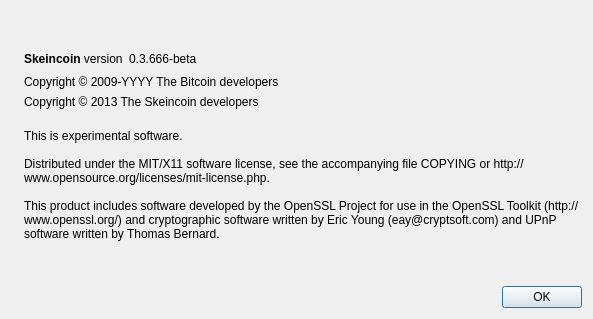
First picture: the form in src/qt/forms/aboutdialog.ui, repository xedoscoin/xedoscoin, before the edit.
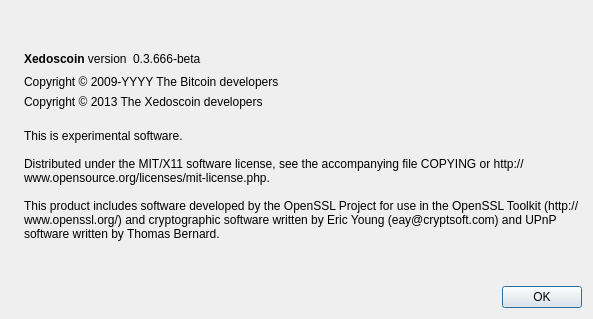
Second picture: the form after the edit. Icons and pictures are not drawn.

Diff of the .ui file:
```diff
--- a/src/qt/forms/aboutdialog.ui
+++ b/src/qt/forms/aboutdialog.ui
@@ -50,7 +50,7 @@
           <cursorShape>IBeamCursor</cursorShape>
          </property>
          <property name="text">
-          <string>&lt;b&gt;Skeincoin&lt;/b&gt; version</string>
+          <string>&lt;b&gt;Xedoscoin&lt;/b&gt; version</string>
          </property>
          <property name="textInteractionFlags">
           <set>Qt::LinksAccessibleByMouse|Qt::TextSelectableByKeyboard|Qt::TextSelectableByMouse</set>
@@ -107,7 +107,7 @@
         <cursorShape>IBeamCursor</cursorShape>
        </property>
        <property name="text">
-        <string notr="true">Copyright &amp;copy; 2013 The Skeincoin developers</string>
+        <string notr="true">Copyright &amp;copy; 2013 The Xedoscoin developers</string>
        </property>
        <property name="textFormat">
         <enum>Qt::RichText</enum>
```
Left out of the diff: 2 changed lines with no effect on the pictures.
